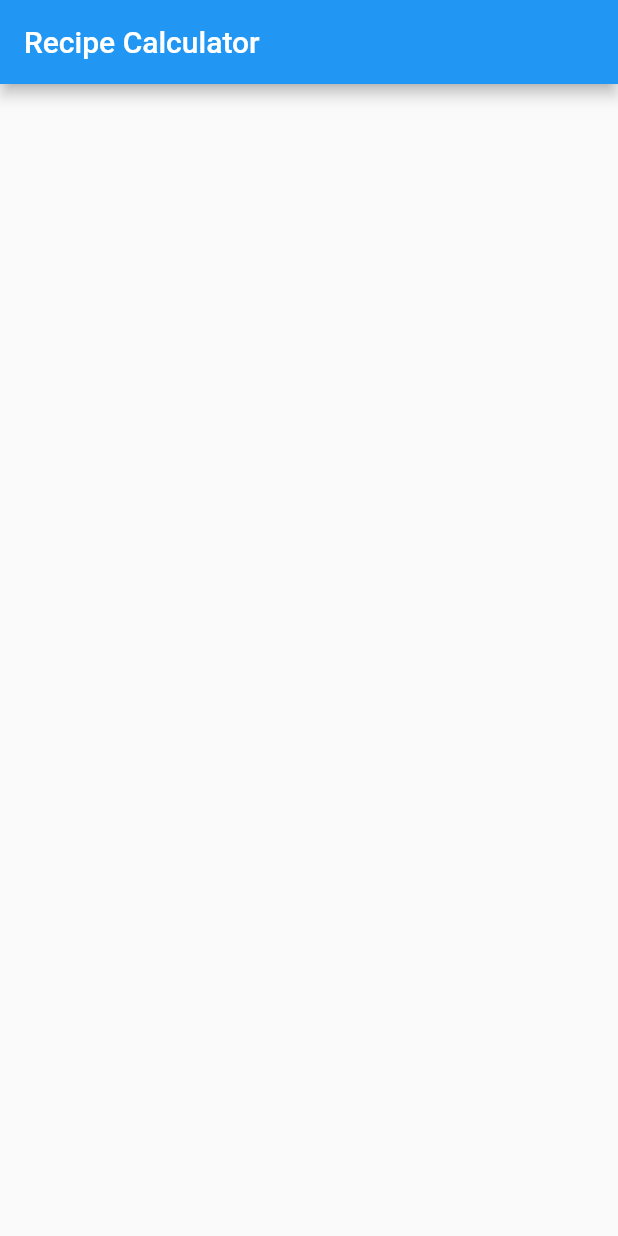
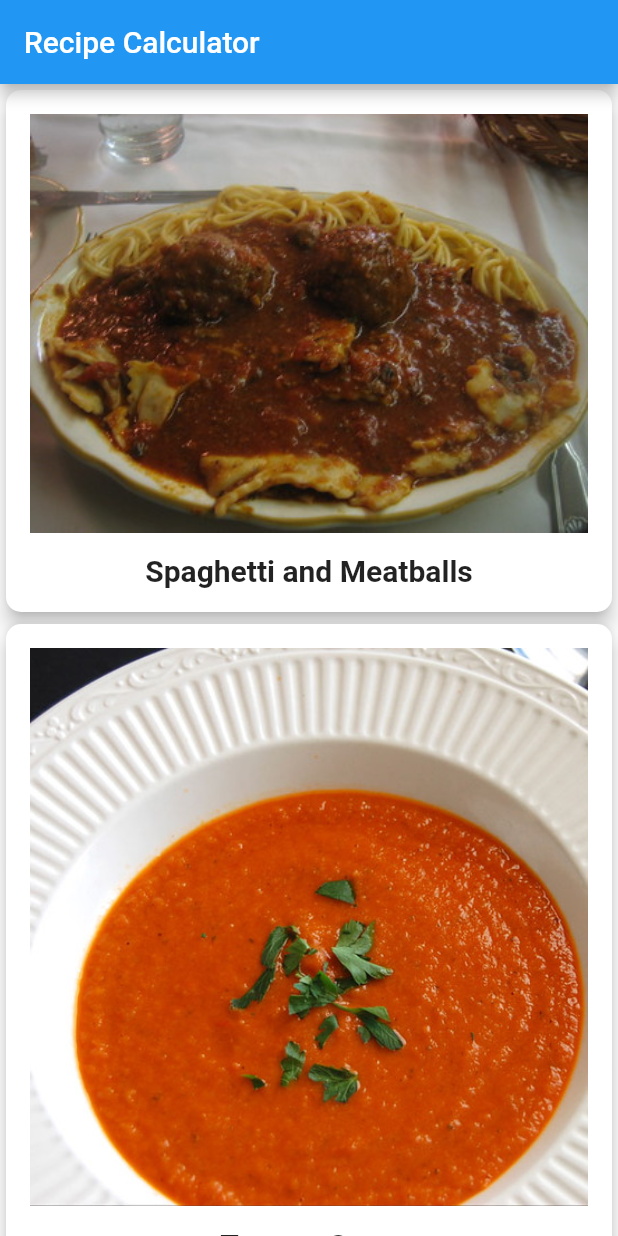
Before and after one commit to blazeMassai/Ray-flutter, a Flutter app: the screen it shows after launch, on a phone screen of 412 x 824 dp. Run offline on Flutter 3.47's test engine with Material 2 defaults, Android fonts, the light colour scheme and no system bars; Roboto replaces fonts that are missing (Pelatino).

Commit message:
styling done

```diff
--- a/1-basic/recipes/lib/main.dart
+++ b/1-basic/recipes/lib/main.dart
@@ -1,4 +1,5 @@
 import 'package:flutter/material.dart';
+import 'recipe.dart';
 
 void main() {
   runApp(const RecipeApp());
@@ -42,9 +43,43 @@ class _MyHomePageState extends State<MyHomePage> {
       ),
       body: SafeArea(
 
-        child: Container(
+        child: ListView.builder(
+          itemCount: Recipe.samples.length,
+          itemBuilder: (BuildContext context, int index) {
+            // return Text(Recipe.samples[index].label);
+            return buildRecipeCard(Recipe.samples[index]);
+          }
             ),
       ),
     );
   }
+
+  Widget buildRecipeCard(Recipe recipe){
+    return Card(
+      elevation: 5.0,
+      shape: RoundedRectangleBorder(
+        borderRadius: BorderRadius.circular(10.0),
+      ),
+      child:Padding(
+        padding: const EdgeInsets.all(16.0),
+          child: Column(
+              children: <Widget>[
+                Image(image: AssetImage(recipe.imageUrl)),
+                const SizedBox(
+                  height: 14.0,
+                ),
+                Text(
+                    recipe.label,
+                  style: const TextStyle(
+                    fontSize: 20.0,
+                    fontWeight: FontWeight.w700,
+                    fontFamily: 'Pelatino',
+                  )
+                ),
+              ]
+          )
+      ),
+
+    );
+  }
 }
--- /dev/null
+++ b/1-basic/recipes/lib/recipe.dart
@@ -0,0 +1,21 @@
+class Recipe {
+  String label;
+  String imageUrl;
+
+  Recipe(this.label, this.imageUrl);
+
+  static List<Recipe> samples = [
+    Recipe('Spaghetti and Meatballs',
+        'assets/tambi.jpg'),
+    Recipe('Tomato Soup',
+        'assets/sauce.jpg'),
+    Recipe('Grilled Cheese',
+        'assets/grilled-cheese.jpeg'),
+    Recipe('Chocolate Chip Cookies',
+        'assets/cookies.jpg'),
+    Recipe('Taco Salad',
+        'assets/taco.jpg'),
+    Recipe('Hawaiian Pizza',
+        'assets/pizza.jpg'),
+  ];
+}
```
Also changed, not shown: 1-basic/recipes/pubspec.yaml (+10 -0 lines), 1-basic/recipes/assets/cookies.jpg (added), 1-basic/recipes/assets/grilled-cheese.jpeg (added), 1-basic/recipes/assets/pizza.jpg (added), 1-basic/recipes/assets/sauce.jpg (added), 1-basic/recipes/assets/taco.jpg (added), 1-basic/recipes/assets/tambi.jpg (added), 1-basic/recipes/assets/toast.jpg (added), 2 other files.
